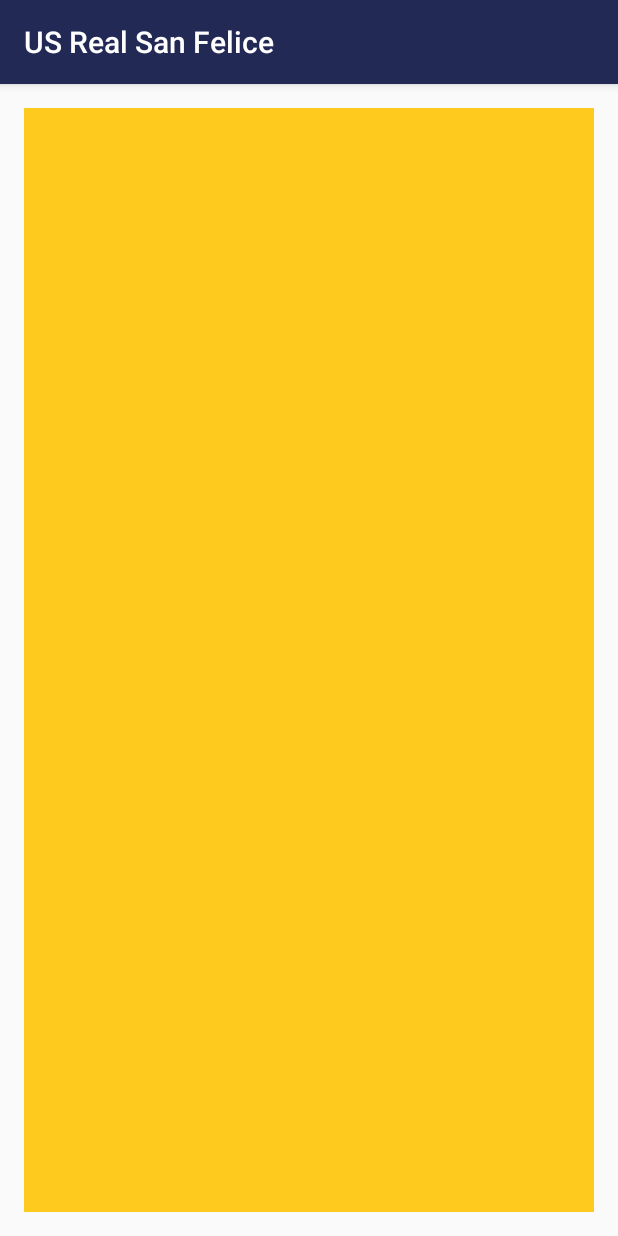
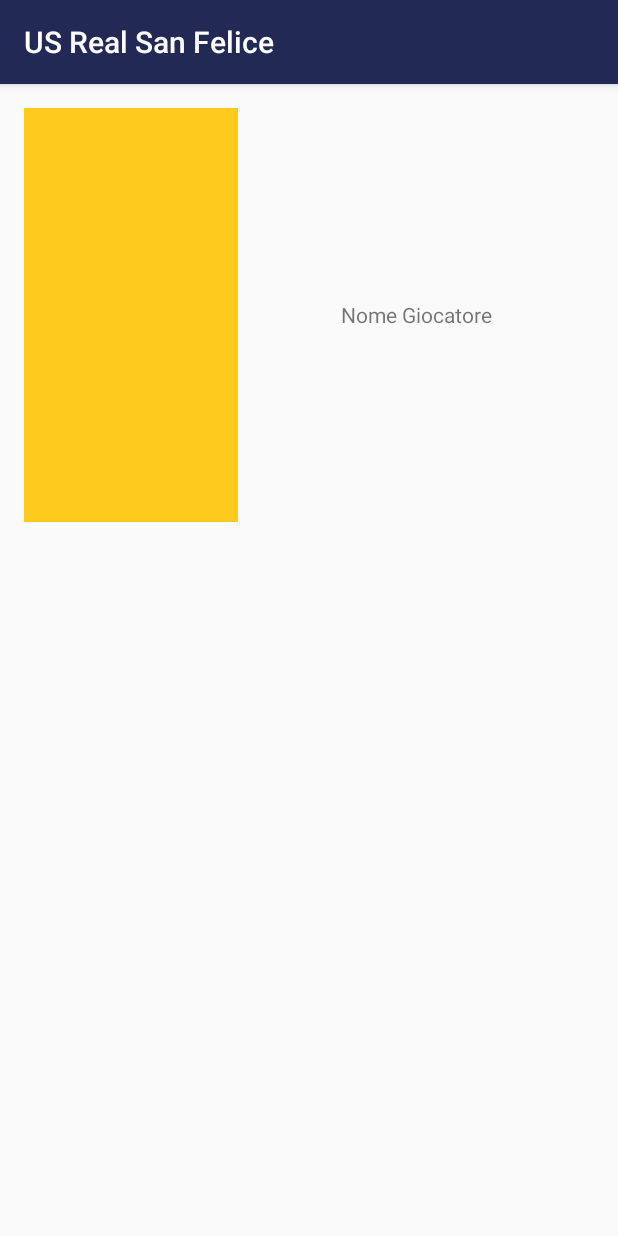
Before and after one commit to SabatoRusso/usrealsanfelice-android, an Android app: the DettaglioGiocatoreActivity screen opened directly, with no data from a screen before it, on a phone screen of 412 x 824 dp. Run offline under Robolectric (Android 15) with nearby library versions, the phone set to English and light mode, and no system bars.

Commit message:
Applicate modifiche al loyout del dettaglio

```diff
--- a/app/src/main/res/layout/activity_dettaglio_giocatore.xml
+++ b/app/src/main/res/layout/activity_dettaglio_giocatore.xml
@@ -21,6 +21,7 @@
             android:layout_width="match_parent"
             android:layout_height="match_parent"
             android:orientation="horizontal"
+            android:layout_weight="0.5"
             >
 
             <ImageView
@@ -30,11 +31,29 @@
                 android:background="@color/colorAccent"
                 />
 
+            <TextView
+                android:layout_width="match_parent"
+                android:layout_height="match_parent"
+                android:layout_weight="0.3"
+                android:text="Nome Giocatore"
+                android:gravity="center"
+                />
+
 
 
 
         </LinearLayout>
 
+        <ScrollView
+            android:layout_width="match_parent"
+            android:layout_height="match_parent"
+            android:layout_weight="0.3"
+            >
+
+
+
+
+        </ScrollView>
 
 
 
```
Also changed, not shown: app/src/main/res/layout/activity_home.xml (+10 -13 lines), app/src/main/res/drawable/logohome.png (added).
